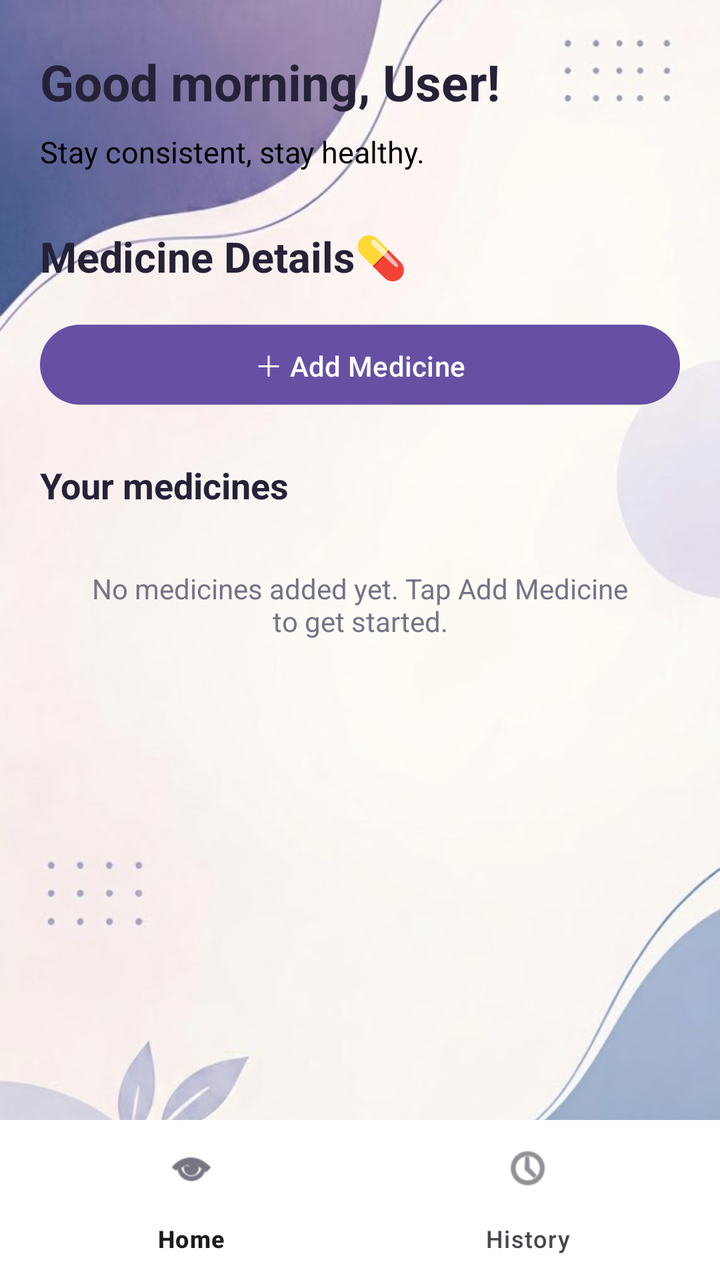
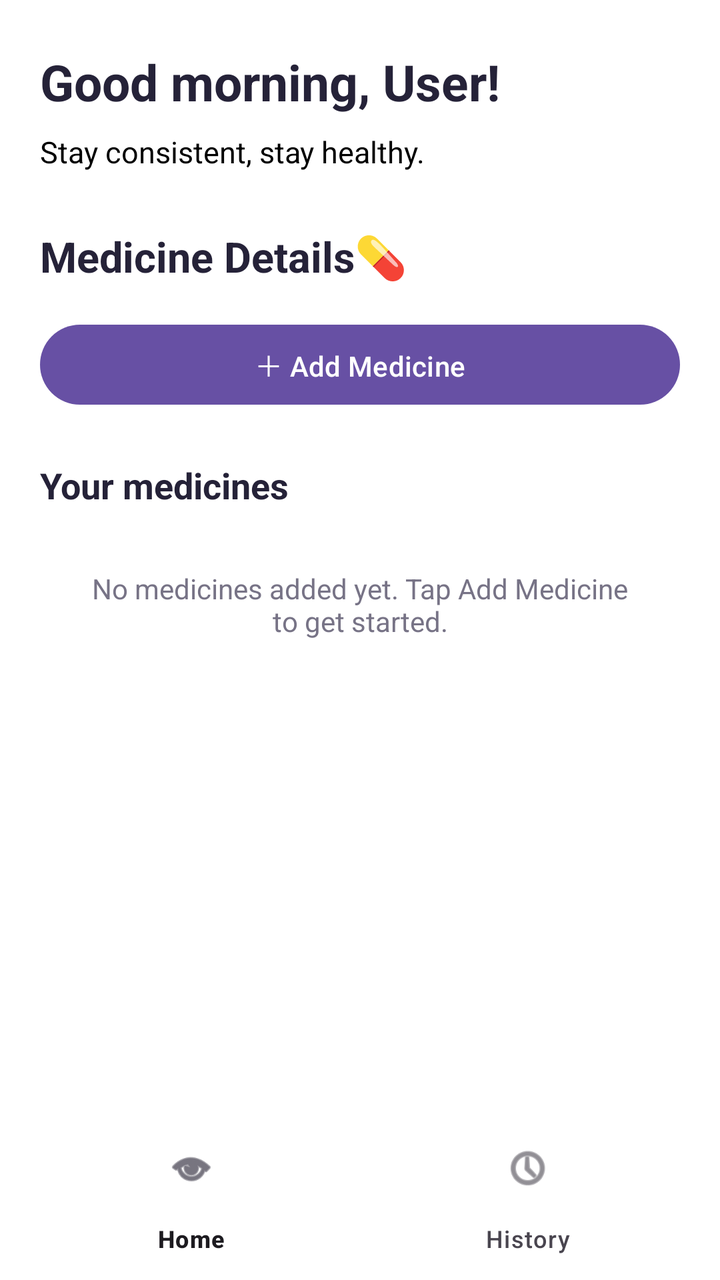

Two renders of the same Android screen: before a commit and after it. Below are the layout's source before the change and the commit's diff.
<!-- AndroidManifest.xml: application theme Theme.MedicineReminderApp -->
<!-- res/layout/activity_main.xml -->
<?xml version="1.0" encoding="utf-8"?>
<LinearLayout
    xmlns:android="http://schemas.android.com/apk/res/android"
    xmlns:app="http://schemas.android.com/apk/res-auto"
    xmlns:tools="http://schemas.android.com/tools"
    android:layout_width="match_parent"
    android:layout_height="match_parent"
    android:orientation="vertical"
    android:background="@drawable/bg_medicine">

    <androidx.core.widget.NestedScrollView
        android:id="@+id/dashboardScroll"
        android:layout_width="match_parent"
        android:layout_height="0dp"
        android:layout_weight="1"
        android:fillViewport="true">

        <LinearLayout
            android:layout_width="match_parent"
            android:layout_height="wrap_content"
            android:orientation="vertical"
            android:paddingStart="20dp"
            android:paddingEnd="20dp"
            android:paddingTop="24dp"
            android:paddingBottom="20dp">

            <TextView
                android:id="@+id/tvGreeting"
                android:layout_width="match_parent"
                android:layout_height="wrap_content"
                android:text="@string/good_morning_user"
                android:textColor="#252238"
                android:textSize="25sp"
                android:textStyle="bold" />

            <TextView
                android:layout_width="match_parent"
                android:layout_height="wrap_content"
                android:layout_marginTop="8dp"
                android:text="@string/stay_consistent_stay_healthy"
                android:textColor="#000000"
                android:textSize="15sp" />

            <TextView
                android:layout_width="match_parent"
                android:layout_height="wrap_content"
                android:layout_marginTop="28dp"
                android:text="@string/medicine_details"
                android:textColor="#252238"
                android:textSize="21sp"
                android:textStyle="bold" />

            <Button
                android:id="@+id/btnAddMedicine"
                android:layout_width="match_parent"
                android:layout_height="wrap_content"
                android:layout_marginTop="16dp"
                android:text="@string/add_medicine"
                android:textAllCaps="false"
                tools:ignore="VisualLintButtonSize" />

            <TextView
                android:layout_width="match_parent"
                android:layout_height="wrap_content"
                android:layout_marginTop="24dp"
                android:text="@string/your_medicines"
                android:textColor="#252238"
                android:textSize="18sp"
                android:textStyle="bold" />

            <LinearLayout
                android:id="@+id/layoutEmptyState"
                android:layout_width="match_parent"
                android:layout_height="wrap_content"
                android:orientation="vertical"
                android:paddingTop="12dp"
                android:paddingBottom="12dp">

                <TextView
                    android:id="@+id/tvEmptyMessage"
                    android:layout_width="match_parent"
                    android:layout_height="wrap_content"
                    android:gravity="center"
                    android:padding="18dp"
                    android:text="@string/no_medicines_added_yet_tap_add_medicine_to_get_started"
                    android:textColor="#777386"
                    android:textSize="14sp"
                    tools:ignore="TextContrastCheck" />

            </LinearLayout>

            <androidx.recyclerview.widget.RecyclerView
                android:id="@+id/rvMedicines"
                android:layout_width="match_parent"
                android:layout_height="wrap_content"
                android:clipToPadding="false"
                android:nestedScrollingEnabled="false"
                android:paddingTop="8dp"
                android:paddingBottom="12dp" />

        </LinearLayout>

    </androidx.core.widget.NestedScrollView>

    <com.google.android.material.bottomnavigation.BottomNavigationView
        android:id="@+id/bottomNavigation"
        android:layout_width="match_parent"
        android:layout_height="wrap_content"
        android:background="#FFFFFF"
        app:labelVisibilityMode="labeled"
        app:menu="@menu/bottom_nav_menu"
        tools:ignore="VisualLintBottomNav" />

</LinearLayout>
<!-- resources referenced by this layout -->
<resources>
  <!-- drawable bg_medicine: png bitmap (drawable, 196386 bytes) -->
  <string name="add_medicine">＋ Add Medicine</string>
  <string name="good_morning_user">Good morning, User!</string>
  <string name="medicine_details">Medicine Details💊</string>
  <string name="no_medicines_added_yet_tap_add_medicine_to_get_started">No medicines added yet. Tap Add Medicine to get started.</string>
  <string name="stay_consistent_stay_healthy">Stay consistent, stay healthy.</string>
  <string name="your_medicines">Your medicines</string>
  <style name="Theme.MedicineReminderApp" parent="Base.Theme.MedicineReminderApp" />
  <style name="Base.Theme.MedicineReminderApp" parent="Theme.Material3.DayNight.NoActionBar">
          
          
      </style>
</resources>

<!-- the commit's change to res/layout/activity_main.xml (unified diff, before → after) -->
@@ -6,7 +6,7 @@
     android:layout_width="match_parent"
     android:layout_height="match_parent"
     android:orientation="vertical"
-    android:background="@drawable/bg_medicine">
+    android:background="#FFFFFF">
 
     <androidx.core.widget.NestedScrollView
         android:id="@+id/dashboardScroll"
<!-- resource entries referenced after the edit -->
@@ -1,6 +1,5 @@
 <!-- resources referenced by this layout -->
 <resources>
-  <!-- drawable bg_medicine: png bitmap (drawable, 196386 bytes) -->
   <string name="add_medicine">＋ Add Medicine</string>
   <string name="good_morning_user">Good morning, User!</string>
   <string name="medicine_details">Medicine Details💊</string>
